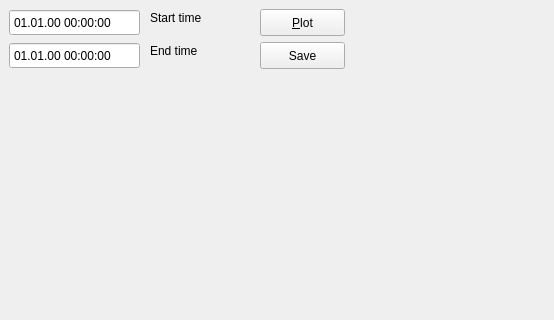
SINTEF/PySilCam, file pysilcam/silcamgui/STATSTrimmer.ui: the form before one commit; both pictures show x 0 to 554 and y 0 to 320 of the 554 by 589 pixel window.
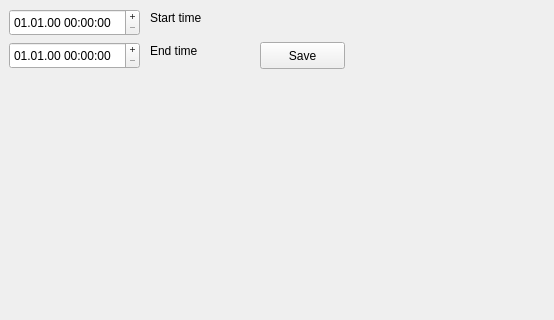
The form after the commit.

Commit message: SIL-108 improvements to STATS Trimmer GUI

Patch:
```diff
--- a/pysilcam/silcamgui/STATSTrimmer.ui
+++ b/pysilcam/silcamgui/STATSTrimmer.ui
@@ -16,6 +16,18 @@
     <verstretch>0</verstretch>
    </sizepolicy>
   </property>
+  <property name="minimumSize">
+   <size>
+    <width>554</width>
+    <height>589</height>
+   </size>
+  </property>
+  <property name="maximumSize">
+   <size>
+    <width>554</width>
+    <height>589</height>
+   </size>
+  </property>
   <property name="windowTitle">
    <string>STATS Trimmer</string>
   </property>
@@ -29,7 +41,7 @@
     </rect>
    </property>
    <property name="buttonSymbols">
-    <enum>QAbstractSpinBox::NoButtons</enum>
+    <enum>QAbstractSpinBox::PlusMinus</enum>
    </property>
    <property name="correctionMode">
     <enum>QAbstractSpinBox::CorrectToPreviousValue</enum>
@@ -90,7 +102,7 @@
     </rect>
    </property>
    <property name="buttonSymbols">
-    <enum>QAbstractSpinBox::NoButtons</enum>
+    <enum>QAbstractSpinBox::PlusMinus</enum>
    </property>
    <property name="correctionMode">
     <enum>QAbstractSpinBox::CorrectToPreviousValue</enum>
@@ -102,29 +114,13 @@
     <bool>false</bool>
    </property>
   </widget>
-  <widget class="QPushButton" name="PBPlot">
-   <property name="geometry">
-    <rect>
-     <x>260</x>
-     <y>9</y>
-     <width>85</width>
-     <height>27</height>
-    </rect>
-   </property>
-   <property name="text">
-    <string>&amp;Plot</string>
-   </property>
-   <property name="shortcut">
-    <string>P</string>
-   </property>
-  </widget>
   <widget class="QWidget" name="PLTwidget" native="true">
    <property name="geometry">
     <rect>
-     <x>30</x>
-     <y>80</y>
-     <width>501</width>
-     <height>481</height>
+     <x>40</x>
+     <y>90</y>
+     <width>481</width>
+     <height>461</height>
     </rect>
    </property>
   </widget>
```
The commit also changes 7 other files.
